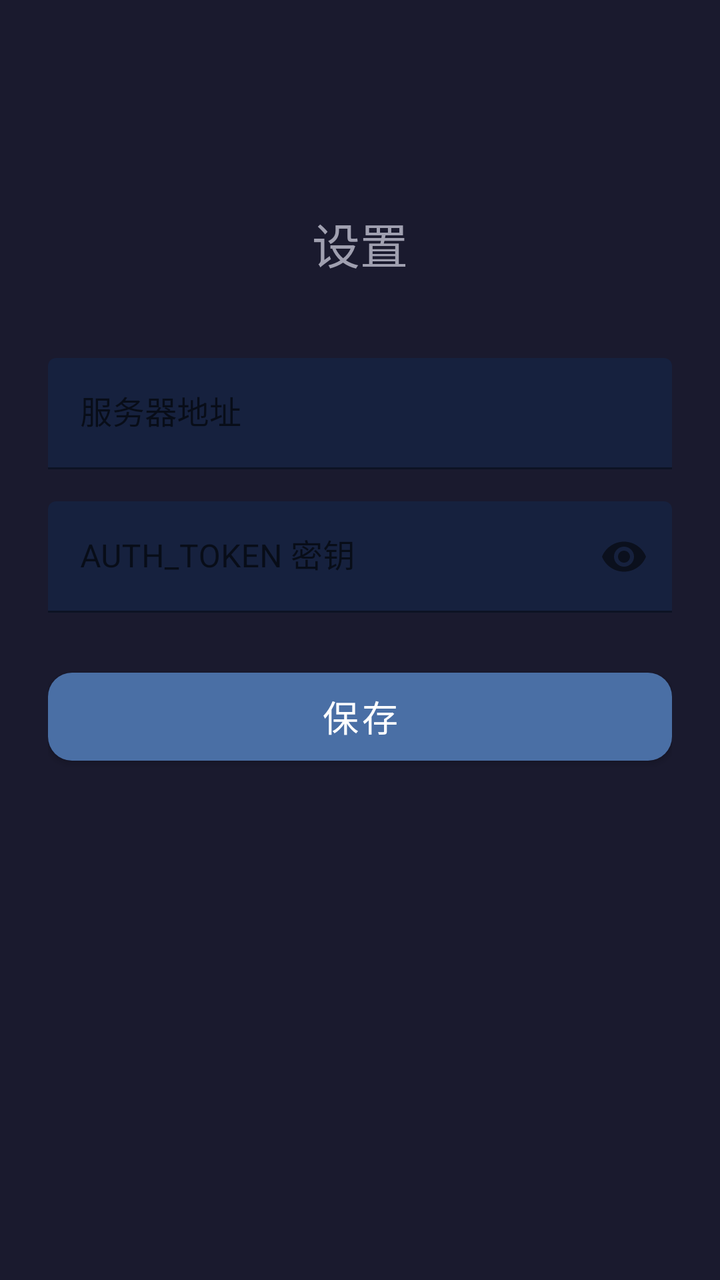
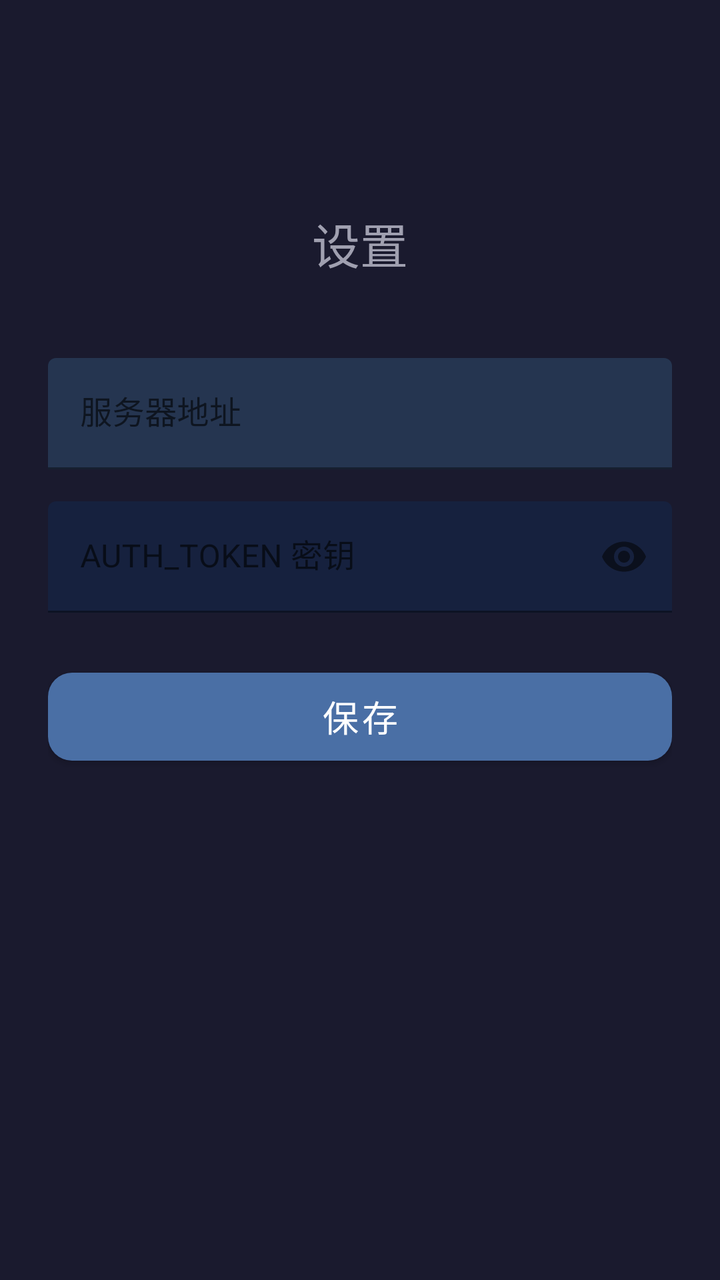

Before-and-after screenshots of an Android layout around one commit, followed by the original layout XML and the change that was made.
<!-- AndroidManifest.xml: application theme AppTheme -->
<!-- res/layout/activity_settings.xml -->
<?xml version="1.0" encoding="utf-8"?>
<androidx.constraintlayout.widget.ConstraintLayout
    xmlns:android="http://schemas.android.com/apk/res/android"
    xmlns:app="http://schemas.android.com/apk/res-auto"
    android:layout_width="match_parent"
    android:layout_height="match_parent"
    android:background="#1a1a2e"
    android:padding="24dp">

    <TextView
        android:id="@+id/settingsTitle"
        android:layout_width="wrap_content"
        android:layout_height="wrap_content"
        android:text="设置"
        android:textColor="#a0a0b0"
        android:textSize="24sp"
        app:layout_constraintTop_toTopOf="parent"
        app:layout_constraintStart_toStartOf="parent"
        app:layout_constraintEnd_toEndOf="parent"
        android:layout_marginTop="80dp" />

    <com.google.android.material.textfield.TextInputLayout
        android:id="@+id/urlLayout"
        android:layout_width="0dp"
        android:layout_height="wrap_content"
        android:layout_marginTop="40dp"
        app:layout_constraintTop_toBottomOf="@id/settingsTitle"
        app:layout_constraintStart_toStartOf="parent"
        app:layout_constraintEnd_toEndOf="parent"
        app:boxBackgroundColor="#16213e"
        app:boxStrokeColor="#4a6fa5"
        app:hintTextColor="#bbbbbb">

        <com.google.android.material.textfield.TextInputEditText
            android:id="@+id/serverUrlInput"
            android:layout_width="match_parent"
            android:layout_height="wrap_content"
            android:hint="服务器地址"
            android:textColor="#eeeeee"
            android:textColorHint="#999999"
            android:inputType="textUri" />
    </com.google.android.material.textfield.TextInputLayout>

    <com.google.android.material.textfield.TextInputLayout
        android:id="@+id/tokenLayout"
        android:layout_width="0dp"
        android:layout_height="wrap_content"
        android:layout_marginTop="16dp"
        app:layout_constraintTop_toBottomOf="@id/urlLayout"
        app:layout_constraintStart_toStartOf="parent"
        app:layout_constraintEnd_toEndOf="parent"
        app:boxBackgroundColor="#16213e"
        app:boxStrokeColor="#4a6fa5"
        app:hintTextColor="#a0a0b0"
        app:endIconMode="password_toggle">

        <com.google.android.material.textfield.TextInputEditText
            android:id="@+id/authTokenInput"
            android:layout_width="match_parent"
            android:layout_height="wrap_content"
            android:hint="AUTH_TOKEN 密钥"
            android:textColor="#eeeeee"
            android:textColorHint="#999999"
            android:inputType="textPassword" />
    </com.google.android.material.textfield.TextInputLayout>

    <com.google.android.material.button.MaterialButton
        android:id="@+id/saveButton"
        android:layout_width="0dp"
        android:layout_height="56dp"
        android:layout_marginTop="24dp"
        android:text="保存"
        android:textSize="18sp"
        app:backgroundTint="#4a6fa5"
        app:cornerRadius="12dp"
        app:layout_constraintTop_toBottomOf="@id/tokenLayout"
        app:layout_constraintStart_toStartOf="parent"
        app:layout_constraintEnd_toEndOf="parent" />

    <TextView
        android:id="@+id/settingsStatus"
        android:layout_width="wrap_content"
        android:layout_height="wrap_content"
        android:layout_marginTop="16dp"
        android:textColor="#a0a0b0"
        android:textSize="14sp"
        app:layout_constraintTop_toBottomOf="@id/saveButton"
        app:layout_constraintStart_toStartOf="parent"
        app:layout_constraintEnd_toEndOf="parent" />

</androidx.constraintlayout.widget.ConstraintLayout>
<!-- resources referenced by this layout -->
<resources>
  <style name="AppTheme" parent="Theme.MaterialComponents.DayNight.NoActionBar">
          <item name="colorPrimary">#4a6fa5</item>
          <item name="colorPrimaryVariant">#3a5f95</item>
          <item name="colorOnPrimary">#ffffff</item>
          <item name="android:statusBarColor">#1a1a2e</item>
          <item name="android:navigationBarColor">#1a1a2e</item>
      </style>
</resources>

<!-- the commit's change to res/layout/activity_settings.xml (unified diff, before → after) -->
@@ -27,17 +27,17 @@
         app:layout_constraintTop_toBottomOf="@id/settingsTitle"
         app:layout_constraintStart_toStartOf="parent"
         app:layout_constraintEnd_toEndOf="parent"
-        app:boxBackgroundColor="#16213e"
-        app:boxStrokeColor="#4a6fa5"
-        app:hintTextColor="#bbbbbb">
+        app:boxBackgroundColor="#253550"
+        app:boxStrokeColor="#6688aa"
+        app:hintTextColor="#e0e0e0">
 
         <com.google.android.material.textfield.TextInputEditText
             android:id="@+id/serverUrlInput"
             android:layout_width="match_parent"
             android:layout_height="wrap_content"
             android:hint="服务器地址"
-            android:textColor="#eeeeee"
-            android:textColorHint="#999999"
+            android:textColor="#ffffff"
+            android:textColorHint="#e0e0e0"
             android:inputType="textUri" />
     </com.google.android.material.textfield.TextInputLayout>
 
@@ -59,8 +59,8 @@
             android:layout_width="match_parent"
             android:layout_height="wrap_content"
             android:hint="AUTH_TOKEN 密钥"
-            android:textColor="#eeeeee"
-            android:textColorHint="#999999"
+            android:textColor="#ffffff"
+            android:textColorHint="#e0e0e0"
             android:inputType="textPassword" />
     </com.google.android.material.textfield.TextInputLayout>
 
